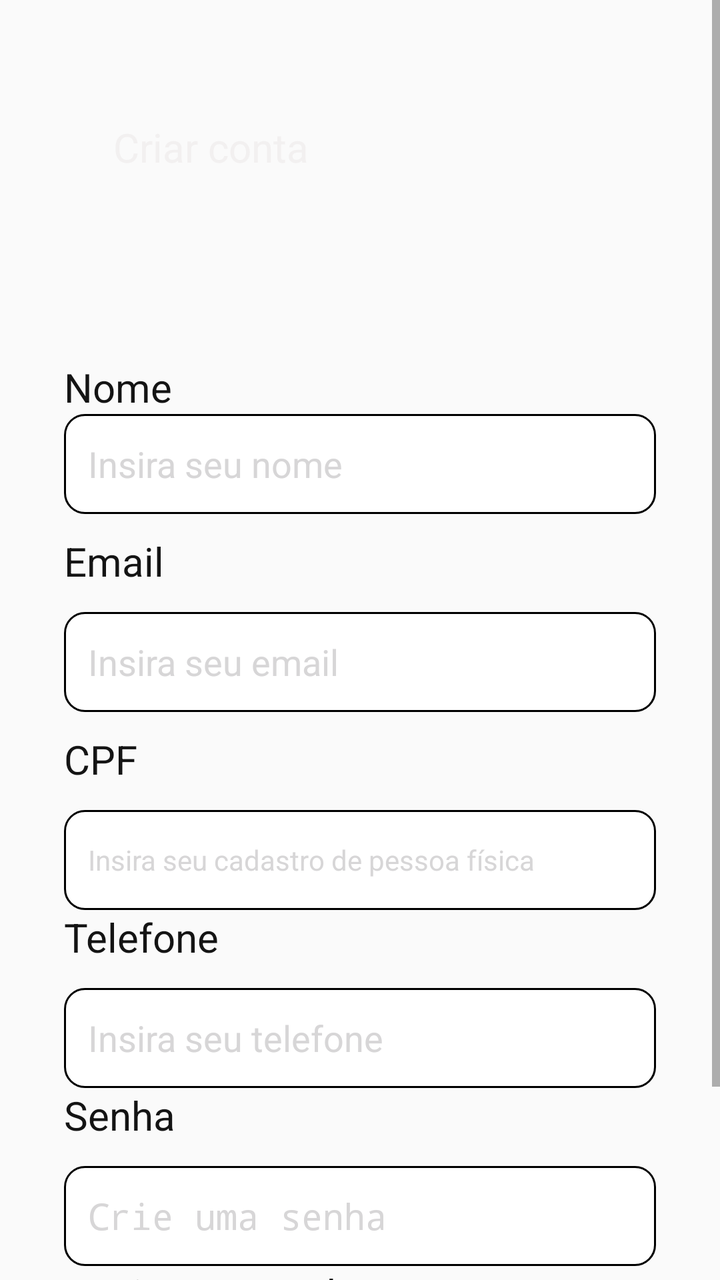
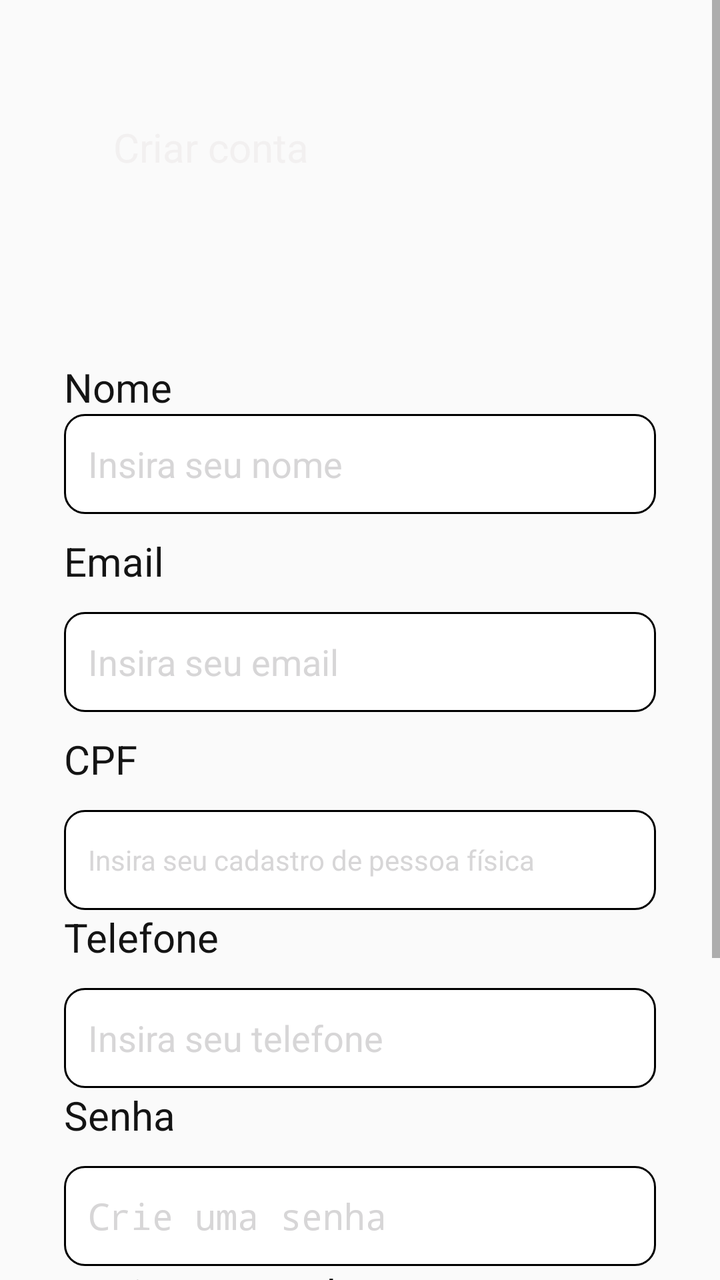

Compare the two renders of this Android layout. The source of the first and the diff that turns it into the second are given below.
<!-- AndroidManifest.xml: application theme Theme.AppCompat.Light.NoActionBar -->
<!-- res/layout/activity_cadastro_usuario.xml -->
<?xml version="1.0" encoding="utf-8"?>
<ScrollView xmlns:android="http://schemas.android.com/apk/res/android"
    xmlns:app="http://schemas.android.com/apk/res-auto"
    xmlns:tools="http://schemas.android.com/tools"
    android:id="@+id/main"
    android:layout_width="match_parent"
    android:layout_height="match_parent"
    android:fillViewport="true"
    tools:context=".CadastroUsuario">

    <LinearLayout
        android:layout_width="match_parent"
        android:layout_height="wrap_content"
        android:orientation="vertical">

        <androidx.constraintlayout.widget.ConstraintLayout
            android:layout_width="match_parent"
            android:layout_height="148dp">

            <ImageView
                android:id="@+id/imageView5"
                android:layout_width="380dp"
                android:layout_height="134dp"
                android:layout_margin="8dp"
                android:layout_marginTop="16dp"
                android:scaleType="centerCrop"
                app:layout_constraintEnd_toEndOf="parent"
                app:layout_constraintHorizontal_bias="0.0"
                app:layout_constraintStart_toStartOf="parent"
                app:layout_constraintTop_toTopOf="parent"
                app:srcCompat="@drawable/top_background" />

            <TextView
                android:id="@+id/textView"
                android:layout_width="wrap_content"
                android:layout_height="wrap_content"
                android:layout_marginTop="48dp"
                android:padding="12dp"
                android:text="Criar conta"
                android:textColor="#F2F0F0"
                android:textSize="20sp"
                app:layout_constraintEnd_toEndOf="parent"
                app:layout_constraintHorizontal_bias="0.187"
                app:layout_constraintStart_toStartOf="parent"
                app:layout_constraintTop_toTopOf="parent" />
        </androidx.constraintlayout.widget.ConstraintLayout>

        <LinearLayout
            android:layout_width="match_parent"
            android:layout_height="wrap_content"
            android:orientation="vertical"
            android:padding="32dp">

            <TextView
                android:id="@+id/textoNome"
                android:layout_width="match_parent"
                android:layout_height="wrap_content"
                android:text="Nome"
                android:textColor="#141414"
                android:textSize="20sp" />

            <EditText
                android:id="@+id/nome"
                android:layout_width="match_parent"
                android:layout_height="50dp"
                android:background="@drawable/background_inputs"
                android:hint="Insira seu nome"
                android:inputType="text"
                android:padding="12dp"
                android:textColorHint="@color/cinza"
                android:textSize="18sp" />

            <TextView
                android:id="@+id/textEmail"
                android:layout_width="match_parent"
                android:layout_height="wrap_content"
                android:layout_marginTop="10dp"
                android:text="Email"
                android:textColor="#141414"
                android:textSize="20sp" />

            <EditText
                android:id="@+id/email"
                android:layout_width="match_parent"
                android:layout_height="50dp"
                android:layout_marginTop="12dp"
                android:background="@drawable/background_inputs"
                android:ems="10"
                android:hint="Insira seu email"
                android:inputType="text"
                android:padding="12dp"
                android:textColorHint="@color/cinza"
                android:textSize="18sp" />

            <TextView
                android:id="@+id/textoCpf"
                android:layout_width="match_parent"
                android:layout_height="wrap_content"
                android:layout_marginTop="10dp"
                android:text="CPF"
                android:textColor="#141414"
                android:textSize="20sp" />

            <EditText
                android:id="@+id/cpf"
                android:layout_width="match_parent"
                android:layout_height="50dp"
                android:layout_marginTop="12dp"
                android:background="@drawable/background_inputs"
                android:ems="10"
                android:hint="Insira seu cadastro de pessoa física"
                android:inputType="text"
                android:padding="12dp"
                android:textColorHint="@color/cinza"
                android:textSize="14sp" />

            <TextView
                android:id="@+id/textoTelefone"
                android:layout_width="match_parent"
                android:layout_height="wrap_content"
                android:text="Telefone"
                android:textColor="#141414"
                android:textSize="20sp" />

            <EditText
                android:id="@+id/telefone"
                android:layout_width="match_parent"
                android:layout_height="50dp"
                android:layout_marginTop="12dp"
                android:background="@drawable/background_inputs"
                android:ems="10"
                android:hint="Insira seu telefone"
                android:inputType="text"
                android:padding="12dp"
                android:textColorHint="@color/cinza"
                android:textSize="18sp" />

            <TextView
                android:id="@+id/textoSenha"
                android:layout_width="match_parent"
                android:layout_height="wrap_content"
                android:text="Senha"
                android:textColor="#141414"
                android:textSize="20sp" />

            <EditText
                android:id="@+id/senha"
                android:layout_width="match_parent"
                android:layout_height="50dp"
                android:layout_marginTop="12dp"
                android:background="@drawable/background_inputs"
                android:ems="10"
                android:hint="Crie uma senha"
                android:inputType="textPassword"
                android:padding="12dp"
                android:textColorHint="@color/cinza"
                android:textSize="18sp" />

            <TextView
                android:id="@+id/textoSenha2"
                android:layout_width="match_parent"
                android:layout_height="wrap_content"
                android:text="Repita sua senha"
                android:textColor="#141414"
                android:textSize="20sp" />

            <EditText
                android:id="@+id/senha2"
                android:layout_width="match_parent"
                android:layout_height="50dp"
                android:layout_marginTop="12dp"
                android:background="@drawable/background_inputs"
                android:ems="10"
                android:hint=""
                android:inputType="textPassword"
                android:padding="12dp"
                android:textColorHint="@color/cinza"
                android:textSize="18sp" />


        </LinearLayout>

    </LinearLayout>
</ScrollView>
<!-- resources referenced by this layout -->
<resources>
  <color name="cinza">#D7D6D7</color>
  <!-- drawable background_inputs (drawable) -->
  <?xml version="1.0" encoding="utf-8"?>
  <selector xmlns:android="http://schemas.android.com/apk/res/android">
      <item>
          <shape android:shape="rectangle">
              <solid android:color="@color/white"/>
              <corners android:radius="10dp"/>
              <stroke android:color="@color/preto" android:width="1dp"/>
  
          </shape>
      </item>
  </selector>
  <!-- drawable top_background: png bitmap (drawable, 30683 bytes) -->
  <color name="white">#FFFFFFFF</color>
  <color name="preto">#000000</color>
</resources>

<!-- the commit's change to res/layout/activity_cadastro_usuario.xml (unified diff, before → after) -->
@@ -43,6 +43,7 @@
                 app:layout_constraintHorizontal_bias="0.187"
                 app:layout_constraintStart_toStartOf="parent"
                 app:layout_constraintTop_toTopOf="parent" />
+
         </androidx.constraintlayout.widget.ConstraintLayout>
 
         <LinearLayout
@@ -180,5 +181,42 @@
 
         </LinearLayout>
 
+        <androidx.constraintlayout.widget.ConstraintLayout
+            android:layout_width="match_parent"
+            android:layout_height="101dp">
+
+            <Button
+                android:id="@+id/btCadastrar"
+                android:layout_width="150dp"
+                android:layout_height="wrap_content"
+                android:layout_marginTop="4dp"
+                android:backgroundTint="@color/verdeBotao"
+                android:text="Cadastrar"
+                android:textColor="@color/white"
+                app:cornerRadius="50dp"
+                app:layout_constraintEnd_toEndOf="parent"
+                app:layout_constraintHorizontal_bias="0.888"
+                app:layout_constraintStart_toStartOf="parent"
+                app:layout_constraintTop_toBottomOf="@+id/btCancelar" />
+
+            <Button
+                android:id="@+id/btCancelar"
+                android:layout_width="152dp"
+                android:layout_height="41dp"
+                android:layout_marginTop="8dp"
+                android:backgroundTint="@color/vermelhoBotao"
+                android:text="Cancelar"
+                android:textColor="@color/white"
+                app:cornerRadius="150dp"
+                app:layout_constraintEnd_toEndOf="parent"
+                app:layout_constraintHorizontal_bias="0.888"
+                app:layout_constraintStart_toStartOf="parent"
+                app:layout_constraintTop_toTopOf="parent" />
+
+        </androidx.constraintlayout.widget.ConstraintLayout>
+
     </LinearLayout>
+    
+
+
 </ScrollView>
<!-- resource entries referenced after the edit -->
@@ -1,6 +1,8 @@
 <!-- resources referenced by this layout -->
 <resources>
   <color name="cinza">#D7D6D7</color>
+  <color name="verdeBotao">#2BBD31</color>
+  <color name="vermelhoBotao">#FF3333</color>
   <!-- drawable background_inputs (drawable) -->
   <?xml version="1.0" encoding="utf-8"?>
   <selector xmlns:android="http://schemas.android.com/apk/res/android">
